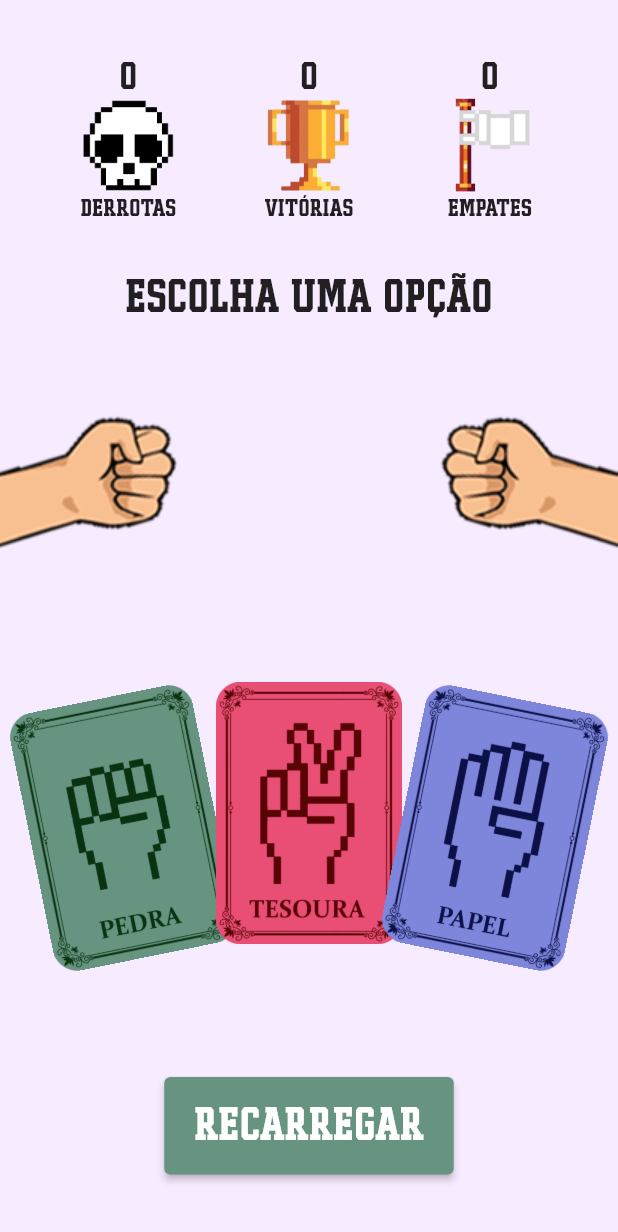
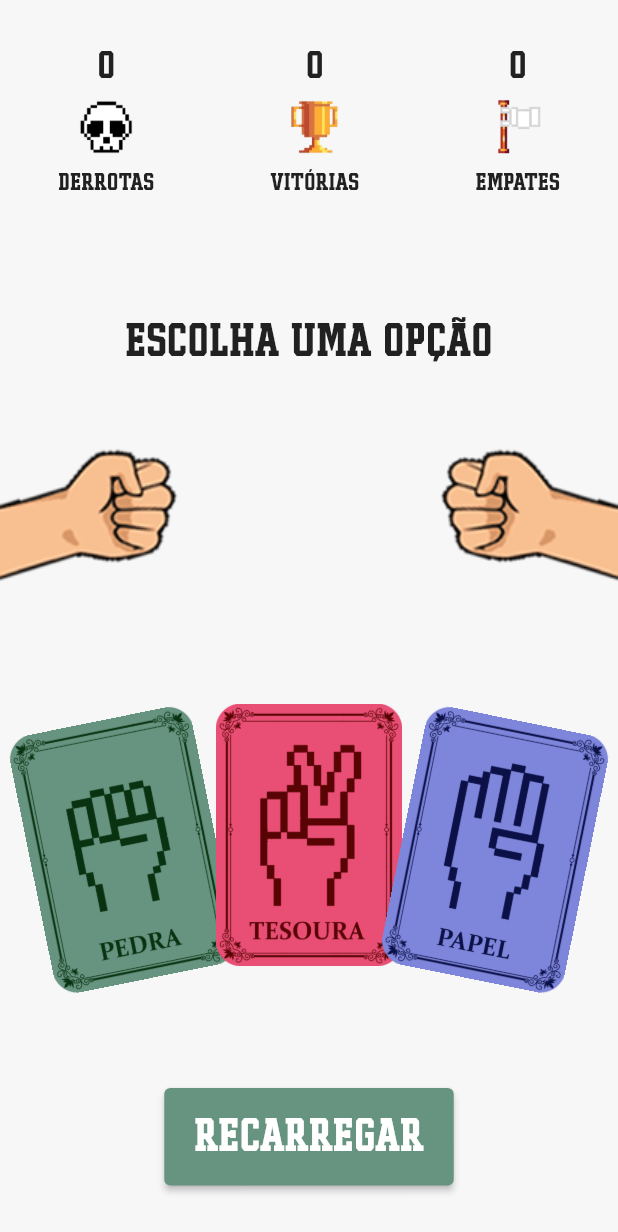
Before and after one commit to ed-morais/flutter_jokenpo, a Flutter app: the screen it shows after launch, on a phone screen of 412 x 824 dp. Shown: the top 1232 px of the screen. Run offline on Flutter 3.47's test engine with Material 2 defaults, Android fonts, the phone set to English and light mode, and no system bars; our stand-ins replace audioplayers.

Commit message:
feat: change pallete colors

```diff
--- a/lib/app/jokenpo_game.dart
+++ b/lib/app/jokenpo_game.dart
@@ -30,8 +30,10 @@ class _JokenpoGameState extends State<JokenpoGame> {
   String phrase = 'Escolha uma opção';
   List<String> moves = ["pedra", "papel", "tesoura"];
 
-  Widget repeatedMove() {
-    return const Text('REPETIU A JOGADA! NÃO PODE');
+  void repeatedMove() {
+    setState(() {
+      phrase = 'REPETIU A JOGADA! NÃO PODE';
+    });
   }
 
   void playGame(String userMove) {
@@ -116,7 +118,7 @@ class _JokenpoGameState extends State<JokenpoGame> {
       //   title: const Text('JOKENPÔ'),
       //   centerTitle: true,
       // ),
-      backgroundColor: const Color(0xffF7EBFF),
+      backgroundColor: const Color(0xffF7F7F7),
       body: Stack(
         children: [
           // Container(
@@ -133,7 +135,8 @@ class _JokenpoGameState extends State<JokenpoGame> {
               mainAxisAlignment: MainAxisAlignment.spaceEvenly,
               children: [
                 Row(
-                  mainAxisAlignment: MainAxisAlignment.spaceEvenly,
+                  // mainAxisAlignment: MainAxisAlignment.spaceEvenly,
+                  mainAxisAlignment: MainAxisAlignment.spaceAround,
                   children: [
                     ScoreWidget(
                       score: _computerScore,
@@ -152,6 +155,7 @@ class _JokenpoGameState extends State<JokenpoGame> {
                     ),
                   ],
                 ),
+                const SizedBox(height: 20),
                 Text(
                   phrase,
                   style: kPlayerLarge,
--- a/lib/widgets/score_widget.dart
+++ b/lib/widgets/score_widget.dart
@@ -16,14 +16,21 @@ class ScoreWidget extends StatelessWidget {
   @override
   Widget build(BuildContext context) {
     return Column(
+      mainAxisAlignment: MainAxisAlignment.spaceEvenly,
       children: [
         Text(
           score.toString(),
           style: kScoreNumberTextStyle,
         ),
+        const SizedBox(
+          height: 10,
+        ),
         Image.asset(
           imgPath,
-          width: 70.0,
+          width: 40.0,
+        ),
+        const SizedBox(
+          height: 10,
         ),
         Text(
           scoreDescription,
```
